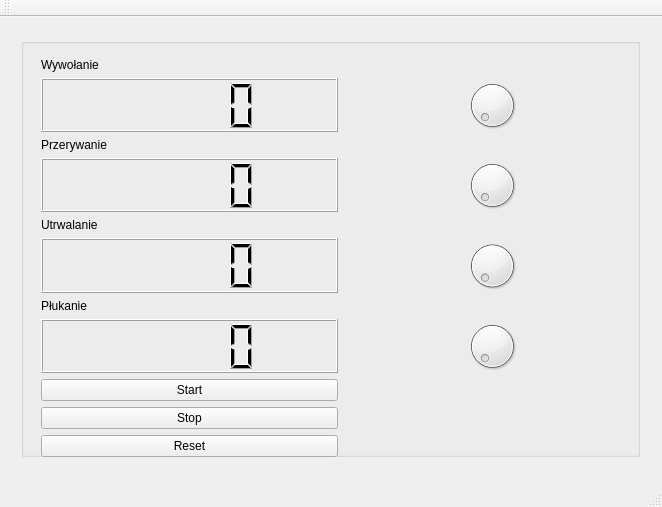
Old version of the form WywFilm/mainwindow.ui in the repository gorecrob/wywfilm.
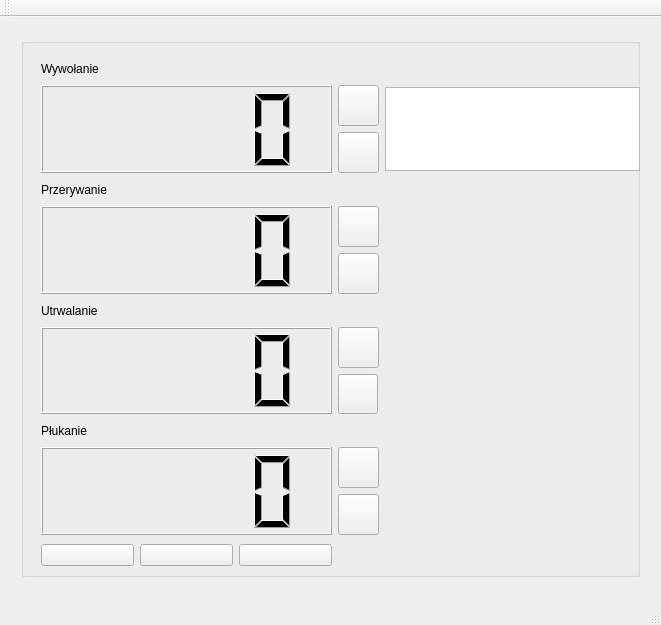
New version of the form. Icons and pictures are not drawn.

What changed in the file:
```diff
--- a/WywFilm/mainwindow.ui
+++ b/WywFilm/mainwindow.ui
@@ -6,8 +6,8 @@
    <rect>
     <x>0</x>
     <y>0</y>
-    <width>662</width>
-    <height>507</height>
+    <width>661</width>
+    <height>625</height>
    </rect>
   </property>
   <property name="windowTitle">
@@ -20,7 +20,7 @@
       <x>10</x>
       <y>10</y>
       <width>641</width>
-      <height>441</height>
+      <height>561</height>
      </rect>
     </property>
     <layout class="QGridLayout" name="gridLayout">
@@ -35,82 +35,450 @@
           <x>9</x>
           <y>9</y>
           <width>621</width>
-          <height>421</height>
+          <height>541</height>
          </rect>
         </property>
         <layout class="QGridLayout" name="gridLayout_2">
+         <item row="2" column="0">
+          <widget class="QLCDNumber" name="lcdNumber_wywolanie"/>
+         </item>
          <item row="1" column="0">
-          <widget class="QLCDNumber" name="lcdNumber"/>
-         </item>
-         <item row="0" column="0">
           <widget class="QLabel" name="label">
+           <property name="sizePolicy">
+            <sizepolicy hsizetype="Minimum" vsizetype="Minimum">
+             <horstretch>0</horstretch>
+             <verstretch>0</verstretch>
+            </sizepolicy>
+           </property>
+           <property name="minimumSize">
+            <size>
+             <width>0</width>
+             <height>15</height>
+            </size>
+           </property>
+           <property name="maximumSize">
+            <size>
+             <width>16777215</width>
+             <height>15</height>
+            </size>
+           </property>
            <property name="text">
             <string>Wywołanie</string>
            </property>
           </widget>
          </item>
-         <item row="2" column="0">
+         <item row="3" column="0">
           <widget class="QLabel" name="label_2">
+           <property name="sizePolicy">
+            <sizepolicy hsizetype="Minimum" vsizetype="Minimum">
+             <horstretch>0</horstretch>
+             <verstretch>0</verstretch>
+            </sizepolicy>
+           </property>
+           <property name="minimumSize">
+            <size>
+             <width>0</width>
+             <height>15</height>
+            </size>
+           </property>
+           <property name="maximumSize">
+            <size>
+             <width>16777215</width>
+             <height>15</height>
+            </size>
+           </property>
            <property name="text">
             <string>Przerywanie</string>
            </property>
           </widget>
          </item>
-         <item row="3" column="0">
-          <widget class="QLCDNumber" name="lcdNumber_2"/>
-         </item>
          <item row="4" column="0">
+          <widget class="QLCDNumber" name="lcdNumber_przerywanie"/>
+         </item>
+         <item row="5" column="0">
           <widget class="QLabel" name="label_3">
+           <property name="sizePolicy">
+            <sizepolicy hsizetype="Preferred" vsizetype="Minimum">
+             <horstretch>0</horstretch>
+             <verstretch>0</verstretch>
+            </sizepolicy>
+           </property>
+           <property name="minimumSize">
+            <size>
+             <width>0</width>
+             <height>15</height>
+            </size>
+           </property>
+           <property name="maximumSize">
+            <size>
+             <width>16777215</width>
+             <height>15</height>
+            </size>
+           </property>
            <property name="text">
             <string>Utrwalanie</string>
            </property>
           </widget>
          </item>
-         <item row="5" column="0">
-          <widget class="QLCDNumber" name="lcdNumber_3"/>
-         </item>
          <item row="6" column="0">
+          <widget class="QLCDNumber" name="lcdNumber_utrwalanie"/>
+         </item>
+         <item row="7" column="0">
           <widget class="QLabel" name="label_4">
+           <property name="sizePolicy">
+            <sizepolicy hsizetype="Minimum" vsizetype="Minimum">
+             <horstretch>0</horstretch>
+             <verstretch>0</verstretch>
+            </sizepolicy>
+           </property>
+           <property name="minimumSize">
+            <size>
+             <width>0</width>
+             <height>15</height>
+            </size>
+           </property>
+           <property name="maximumSize">
+            <size>
+             <width>16777215</width>
+             <height>15</height>
+            </size>
+           </property>
            <property name="text">
             <string>Płukanie</string>
            </property>
           </widget>
          </item>
-         <item row="7" column="0">
-          <widget class="QLCDNumber" name="lcdNumber_4"/>
-         </item>
          <item row="8" column="0">
-          <widget class="QPushButton" name="startButton">
-           <property name="text">
-            <string>Start</string>
-           </property>
-          </widget>
+          <widget class="QLCDNumber" name="lcdNumber_plukanie"/>
+         </item>
+         <item row="4" column="1">
+          <layout class="QVBoxLayout" name="verticalLayout_2">
+           <item>
+            <widget class="QPushButton" name="pushButton_3">
+             <property name="minimumSize">
+              <size>
+               <width>41</width>
+               <height>41</height>
+              </size>
+             </property>
+             <property name="maximumSize">
+              <size>
+               <width>41</width>
+               <height>41</height>
+              </size>
+             </property>
+             <property name="text">
+              <string/>
+             </property>
+             <property name="icon">
+              <iconset>
+               <normaloff>../images/upArrow.png</normaloff>../images/upArrow.png</iconset>
+             </property>
+             <property name="iconSize">
+              <size>
+               <width>35</width>
+               <height>35</height>
+              </size>
+             </property>
+            </widget>
+           </item>
+           <item>
+            <widget class="QPushButton" name="pushButton_4">
+             <property name="minimumSize">
+              <size>
+               <width>41</width>
+               <height>41</height>
+              </size>
+             </property>
+             <property name="maximumSize">
+              <size>
+               <width>41</width>
+               <height>41</height>
+              </size>
+             </property>
+             <property name="text">
+              <string/>
+             </property>
+             <property name="icon">
+              <iconset>
+               <normaloff>../images/downArrow.png</normaloff>../images/downArrow.png</iconset>
+             </property>
+             <property name="iconSize">
+              <size>
+               <width>35</width>
+               <height>35</height>
+              </size>
+             </property>
+            </widget>
+           </item>
+          </layout>
+         </item>
+         <item row="6" column="1">
+          <layout class="QVBoxLayout" name="verticalLayout_3">
+           <item>
+            <widget class="QPushButton" name="pushButton_5">
+             <property name="minimumSize">
+              <size>
+               <width>41</width>
+               <height>41</height>
+              </size>
+             </property>
+             <property name="maximumSize">
+              <size>
+               <width>41</width>
+               <height>41</height>
+              </size>
+             </property>
+             <property name="text">
+              <string/>
+             </property>
+             <property name="icon">
+              <iconset>
+               <normaloff>../images/upArrow.png</normaloff>../images/upArrow.png</iconset>
+             </property>
+             <property name="iconSize">
+              <size>
+               <width>35</width>
+               <height>35</height>
+              </size>
+             </property>
+            </widget>
+           </item>
+           <item>
+            <widget class="QPushButton" name="pushButton_6">
+             <property name="minimumSize">
+              <size>
+               <width>40</width>
+               <height>40</height>
+              </size>
+             </property>
+             <property name="maximumSize">
+              <size>
+               <width>40</width>
+               <height>40</height>
+              </size>
+             </property>
+             <property name="text">
+              <string/>
+             </property>
+             <property name="icon">
+              <iconset>
+               <normaloff>../images/downArrow.png</normaloff>../images/downArrow.png</iconset>
+             </property>
+             <property name="iconSize">
+              <size>
+               <width>40</width>
+               <height>40</height>
+              </size>
+             </property>
+            </widget>
+           </item>
+          </layout>
+         </item>
+         <item row="8" column="1">
+          <layout class="QVBoxLayout" name="verticalLayout_4">
+           <item>
+            <widget class="QPushButton" name="pushButton_7">
+             <property name="minimumSize">
+              <size>
+               <width>41</width>
+               <height>41</height>
+              </size>
+             </property>
+             <property name="maximumSize">
+              <size>
+               <width>41</width>
+               <height>41</height>
+              </size>
+             </property>
+             <property name="text">
+              <string/>
+             </property>
+             <property name="icon">
+              <iconset>
+               <normaloff>../images/upArrow.png</normaloff>../images/upArrow.png</iconset>
+             </property>
+             <property name="iconSize">
+              <size>
+               <width>35</width>
+               <height>35</height>
+              </size>
+             </property>
+            </widget>
+           </item>
+           <item>
+            <widget class="QPushButton" name="pushButton_8">
+             <property name="minimumSize">
+              <size>
+               <width>41</width>
+               <height>41</height>
+              </size>
+             </property>
+             <property name="maximumSize">
+              <size>
+               <width>41</width>
+               <height>41</height>
+              </size>
+             </property>
+             <property name="text">
+              <string/>
+             </property>
+             <property name="icon">
+              <iconset>
+               <normaloff>../images/downArrow.png</normaloff>../images/downArrow.png</iconset>
+             </property>
+             <property name="iconSize">
+              <size>
+               <width>35</width>
+               <height>35</height>
+              </size>
+             </property>
+            </widget>
+           </item>
+          </layout>
+         </item>
+         <item row="2" column="1">
+          <layout class="QGridLayout" name="gridLayout_3">
+           <item row="0" column="0">
+            <layout class="QVBoxLayout" name="verticalLayout">
+             <item>
+              <widget class="QPushButton" name="pushButton">
+               <property name="minimumSize">
+                <size>
+                 <width>41</width>
+                 <height>41</height>
+                </size>
+               </property>
+               <property name="maximumSize">
+                <size>
+                 <width>41</width>
+                 <height>41</height>
+                </size>
+               </property>
+               <property name="text">
+                <string/>
+               </property>
+               <property name="icon">
+                <iconset>
+                 <normaloff>../images/upArrow.png</normaloff>../images/upArrow.png</iconset>
+               </property>
+               <property name="iconSize">
+                <size>
+                 <width>35</width>
+                 <height>35</height>
+                </size>
+               </property>
+              </widget>
+             </item>
+             <item>
+              <widget class="QPushButton" name="pushButton_2">
+               <property name="minimumSize">
+                <size>
+                 <width>41</width>
+                 <height>41</height>
+                </size>
+               </property>
+               <property name="maximumSize">
+                <size>
+                 <width>41</width>
+                 <height>41</height>
+                </size>
+               </property>
+               <property name="text">
+                <string/>
+               </property>
+               <property name="icon">
+                <iconset>
+                 <normaloff>../images/downArrow.png</normaloff>../images/downArrow.png</iconset>
+               </property>
+               <property name="iconSize">
+                <size>
+                 <width>35</width>
+                 <height>35</height>
+                </size>
+               </property>
+              </widget>
+             </item>
+            </layout>
+           </item>
+           <item row="0" column="1">
+            <widget class="QTextBrowser" name="textBrowser">
+             <property name="sizePolicy">
+              <sizepolicy hsizetype="Minimum" vsizetype="Minimum">
+               <horstretch>0</horstretch>
+               <verstretch>0</verstretch>
+              </sizepolicy>
+             </property>
+             <property name="minimumSize">
+              <size>
+               <width>255</width>
+               <height>83</height>
+              </size>
+             </property>
+             <property name="maximumSize">
+              <size>
+               <width>255</width>
+               <height>84</height>
+              </size>
+             </property>
+            </widget>
+           </item>
+          </layout>
          </item>
          <item row="9" column="0">
-          <widget class="QPushButton" name="stopButton">
-           <property name="text">
-            <string>Stop</string>
-           </property>
-          </widget>
-         </item>
-         <item row="1" column="1">
-          <widget class="QDial" name="dial"/>
-         </item>
-         <item row="10" column="0">
-          <widget class="QPushButton" name="resetButton">
-           <property name="text">
-            <string>Reset</string>
-           </property>
-          </widget>
-         </item>
-         <item row="3" column="1">
-          <widget class="QDial" name="dial_2"/>
-         </item>
-         <item row="5" column="1">
-          <widget class="QDial" name="dial_3"/>
-         </item>
-         <item row="7" column="1">
-          <widget class="QDial" name="dial_4"/>
+          <layout class="QHBoxLayout" name="horizontalLayout">
+           <item>
+            <widget class="QPushButton" name="startButton">
+             <property name="text">
+              <string/>
+             </property>
+             <property name="icon">
+              <iconset>
+               <normaloff>../images/button_play_01.png</normaloff>../images/button_play_01.png</iconset>
+             </property>
+             <property name="iconSize">
+              <size>
+               <width>40</width>
+               <height>40</height>
+              </size>
+             </property>
+            </widget>
+           </item>
+           <item>
+            <widget class="QPushButton" name="stopButton">
+             <property name="text">
+              <string/>
+             </property>
+             <property name="icon">
+              <iconset>
+               <normaloff>../images/button_turn_off_01.png</normaloff>../images/button_turn_off_01.png</iconset>
+             </property>
+             <property name="iconSize">
+              <size>
+               <width>40</width>
+               <height>40</height>
+              </size>
+             </property>
+            </widget>
+           </item>
+           <item>
+            <widget class="QPushButton" name="resetButton">
+             <property name="text">
+              <string/>
+             </property>
+             <property name="icon">
+              <iconset>
+               <normaloff>../images/button_refresh_01.png</normaloff>../images/button_refresh_01.png</iconset>
+             </property>
+             <property name="iconSize">
+              <size>
+               <width>40</width>
+               <height>40</height>
+              </size>
+             </property>
+            </widget>
+           </item>
+          </layout>
          </item>
         </layout>
        </widget>
```
Left out of the diff: 2 changed lines with no effect on the pictures.
